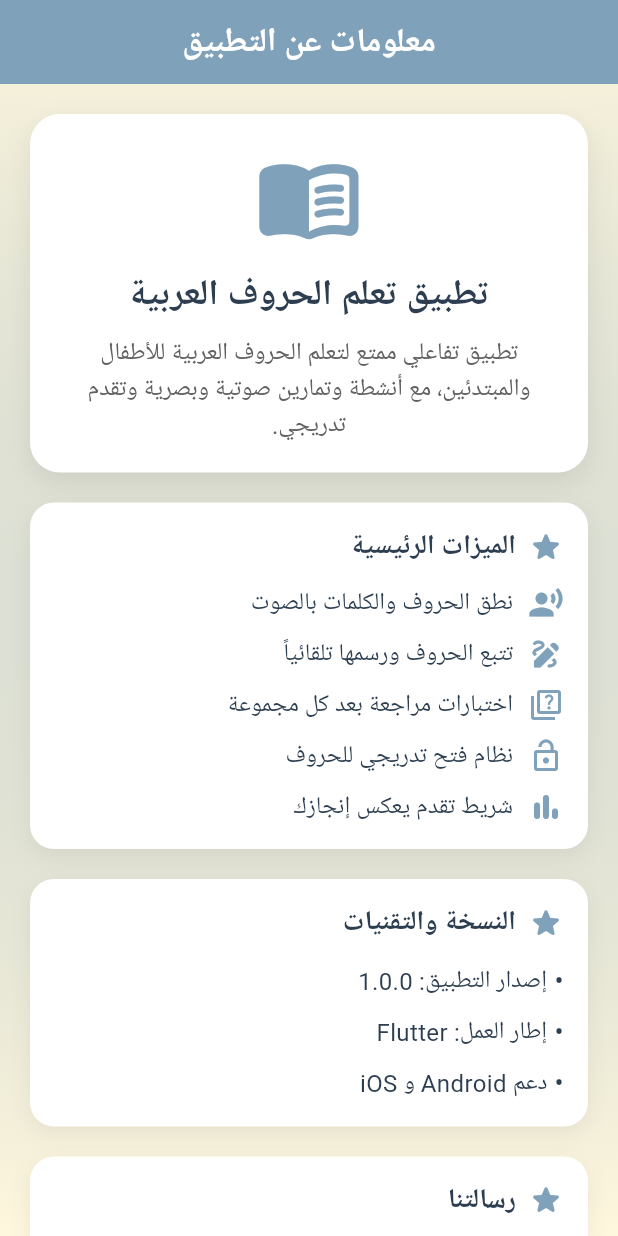
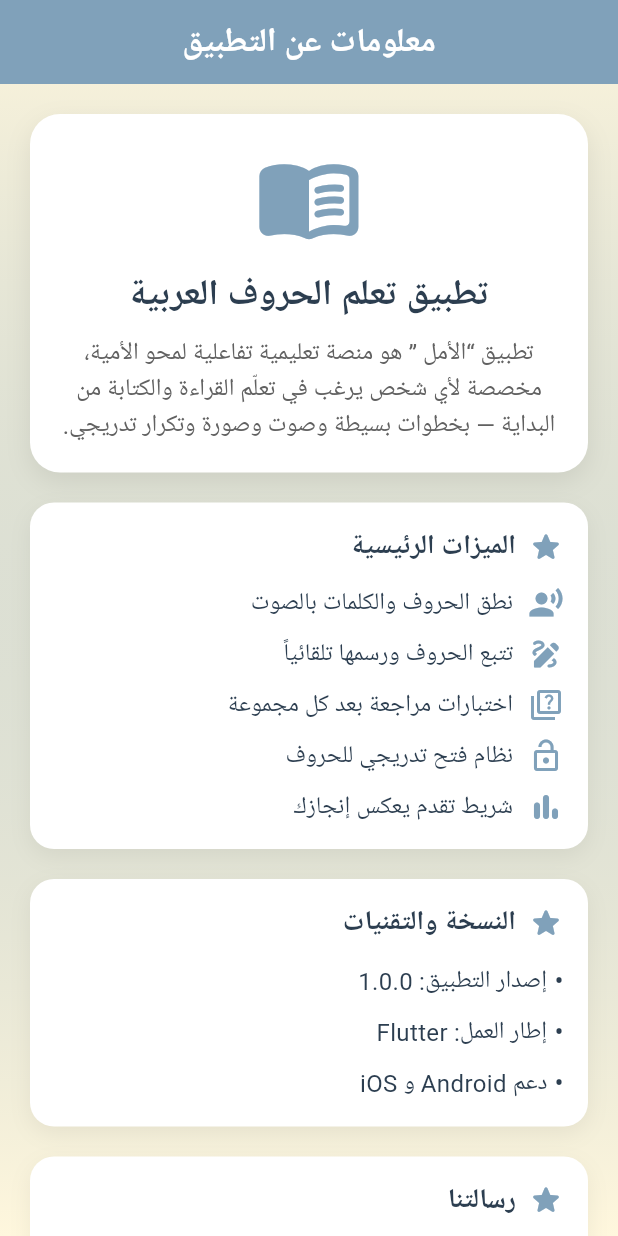
Before and after one commit to RamadanMohamed11/Arabic-Learning-App, a Flutter app: the AppInfoView screen opened by its route, on a phone screen of 412 x 824 dp. Run offline on Flutter 3.47's test engine with Material 3 defaults, Android fonts, the phone set to English and light mode, and no system bars; our stand-ins replace flutter_svg, flutter_tts, go_router, path_drawing, shared_preferences, speech_to_text; missing offline and left inert: path_parsing, syncfusion_flutter_signaturepad; accounts and stored records are empty.

Commit message:
Update app label and enhance app info text for better clarity

```diff
--- a/lib/features/about/presentation/views/app_info_view.dart
+++ b/lib/features/about/presentation/views/app_info_view.dart
@@ -63,8 +63,7 @@ class AppInfoView extends StatelessWidget {
                       ),
                       const SizedBox(height: 8),
                       Text(
-                        'تطبيق تفاعلي ممتع لتعلم الحروف العربية للأطفال والمبتدئين،'
-                        ' مع أنشطة وتمارين صوتية وبصرية وتقدم تدريجي.',
+                        'تطبيق “الأمل ” هو منصة تعليمية تفاعلية لمحو الأمية، مخصصة لأي شخص يرغب في تعلّم القراءة والكتابة من البداية — بخطوات بسيطة وصوت وصورة وتكرار تدريجي.',
                         style: TextStyle(
                           fontSize: 16,
                           color: Colors.grey.shade700,
@@ -133,8 +132,7 @@ class AppInfoView extends StatelessWidget {
                 _buildSection(
                   title: 'رسالتنا',
                   child: const Text(
-                    'هدفنا تسهيل تعلم اللغة العربية بطريقة تفاعلية مبسطة تناسب الأطفال والمبتدئين،'
-                    ' مع التركيز على المرح والتدرج وتحقيق الإنجاز.',
+                    'الهدف هو بناء الثقة في النفس قبل المهارة، وتقديم تجربة تعلم تكرّم مجهود المتعلم  💪❤',
                     style: TextStyle(
                       fontSize: 16,
                       color: AppColors.textPrimary,
--- a/lib/features/level_two/presentation/views/final_test_view.dart
+++ b/lib/features/level_two/presentation/views/final_test_view.dart
@@ -409,8 +409,9 @@ class _FinalTestViewState extends State<FinalTestView> {
                   setState(() {
                     _checked = true;
                     if (_selectedOption != null &&
-                        order[_selectedOption!] == q.correctIndex)
+                        order[_selectedOption!] == q.correctIndex) {
                       _score++;
+                    }
                   });
                 },
                 style: ElevatedButton.styleFrom(
```
Also changed, not shown: 6 other files.
